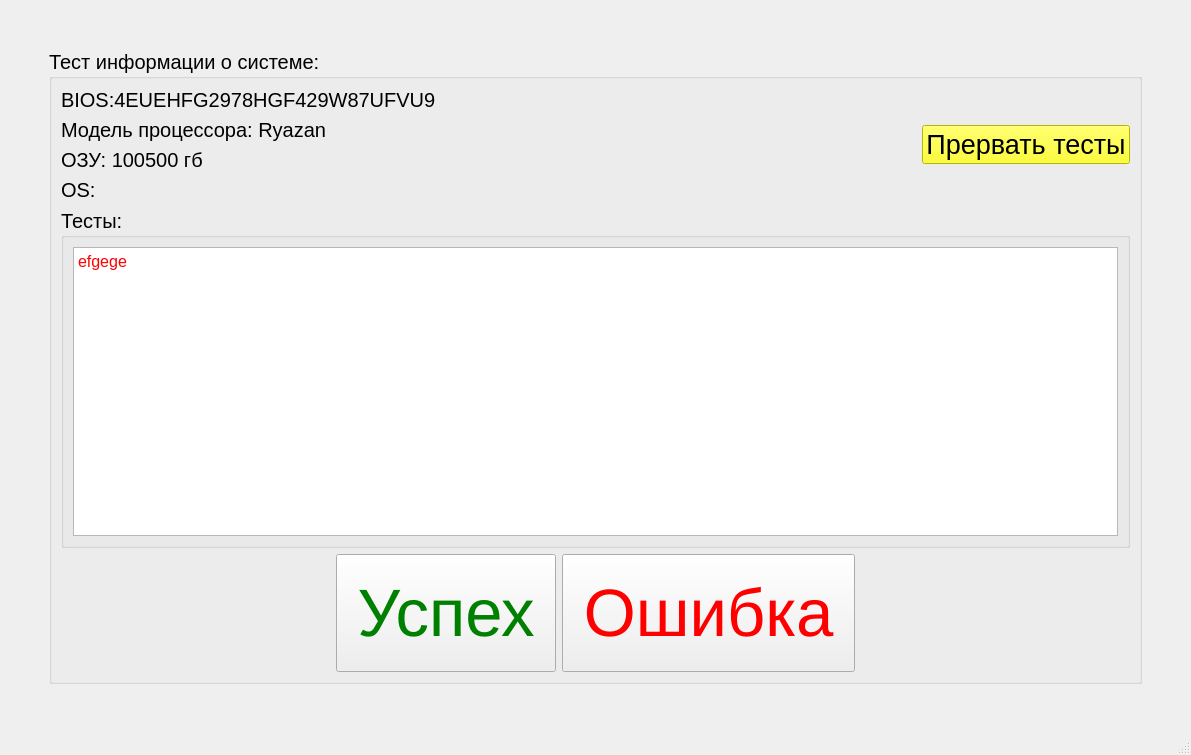
Qt form ui/test_sys_info.ui (Mex93/MonoblockTests) before a commit.
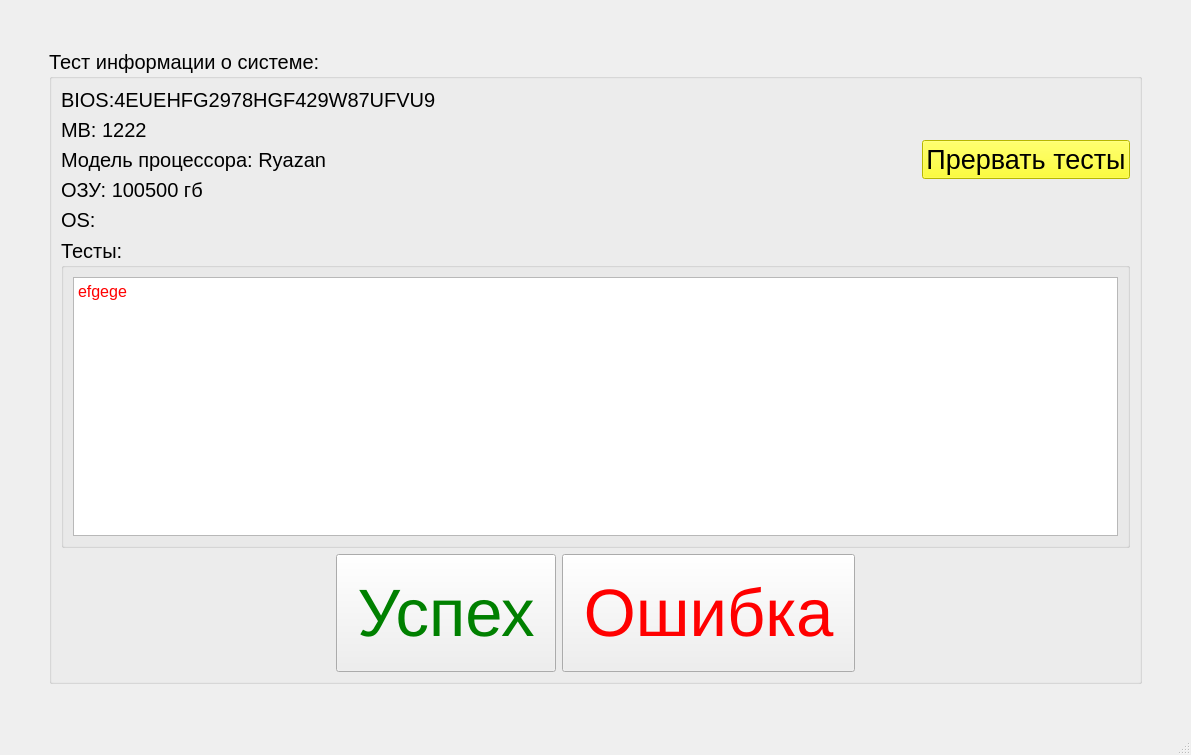
The same form after that commit. Icons and pictures are not drawn.

Diff of the .ui file:
```diff
--- a/ui/test_sys_info.ui
+++ b/ui/test_sys_info.ui
@@ -93,6 +93,27 @@
                    </property>
                   </widget>
                  </item>
+                 <item>
+                  <widget class="QLabel" name="label_mb_info">
+                   <property name="sizePolicy">
+                    <sizepolicy hsizetype="Maximum" vsizetype="Maximum">
+                     <horstretch>0</horstretch>
+                     <verstretch>0</verstretch>
+                    </sizepolicy>
+                   </property>
+                   <property name="font">
+                    <font>
+                     <pointsize>15</pointsize>
+                    </font>
+                   </property>
+                   <property name="text">
+                    <string>MB: 1222</string>
+                   </property>
+                   <property name="wordWrap">
+                    <bool>false</bool>
+                   </property>
+                  </widget>
+                 </item>
                  <item>
                   <widget class="QLabel" name="label_cpu_info">
                    <property name="sizePolicy">
```
